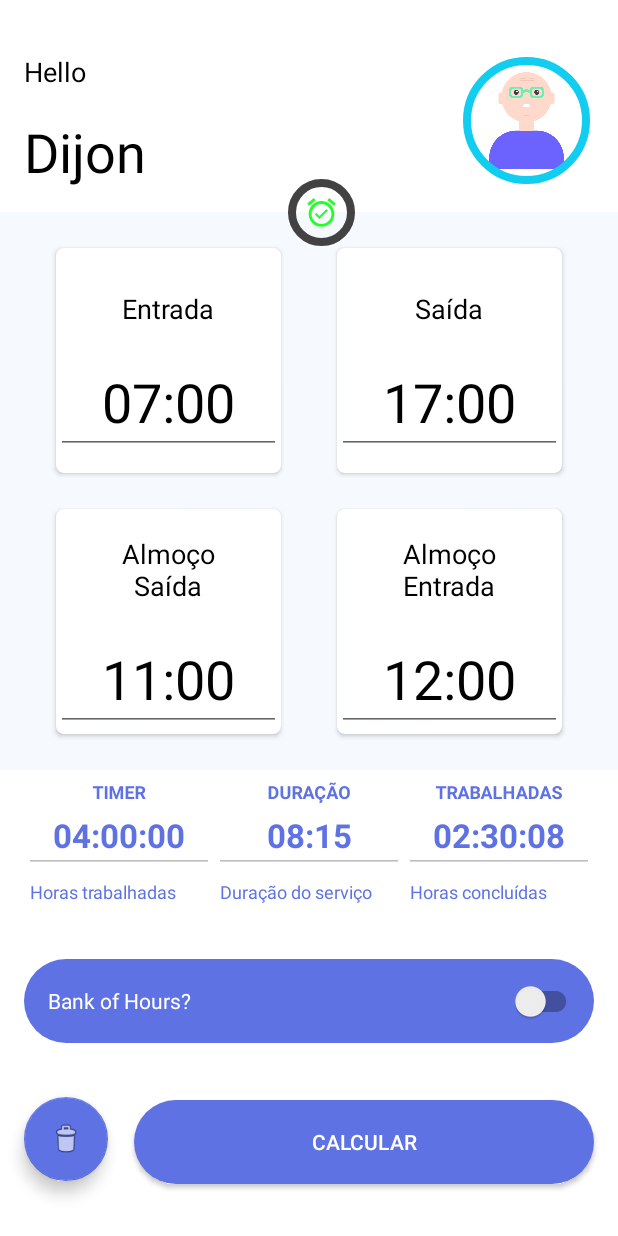
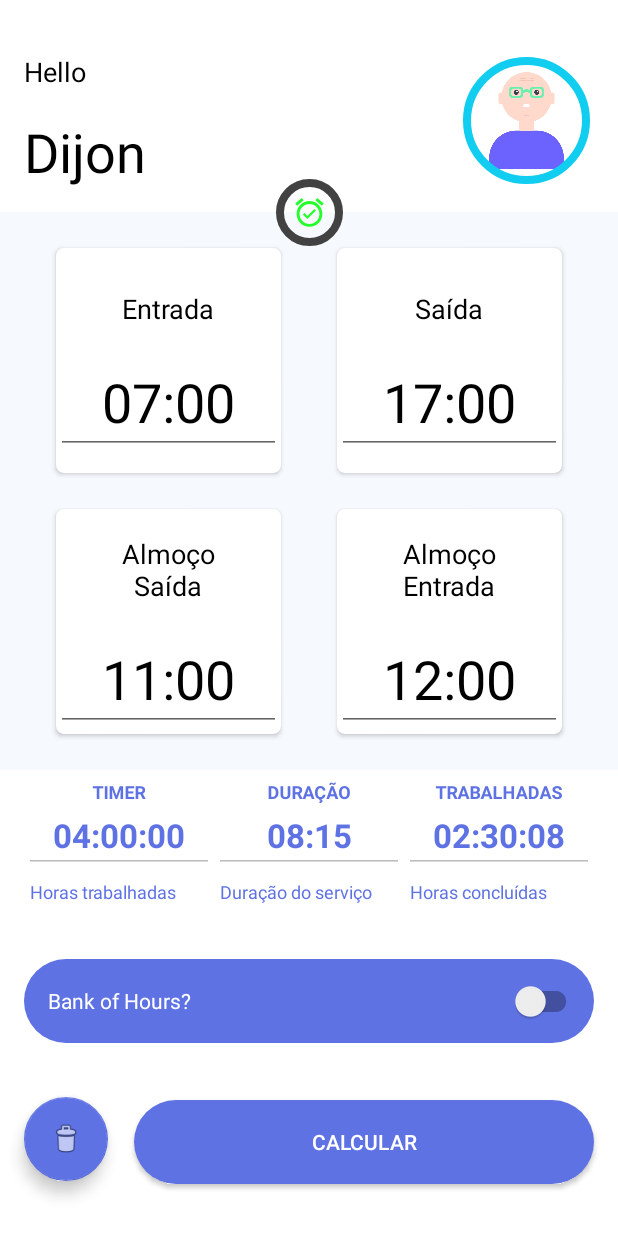
Before and after one commit to dijoncavalcante/vazare, an Android app: the screen it shows after launch (MainActivity), on a phone screen of 412 x 824 dp. Run offline under Robolectric (Android 15) with nearby library versions, the phone set to English and light mode, and no system bars.

Commit message:
chore: imageview updated aligment center. Removed margin start from style

```diff
--- a/app/src/main/res/layout/vazare_main.xml
+++ b/app/src/main/res/layout/vazare_main.xml
@@ -68,7 +68,6 @@
         app:layout_constraintBottom_toTopOf="@+id/fragment_home_hour"
         app:layout_constraintStart_toStartOf="parent"
         app:layout_constraintEnd_toEndOf="parent"
-        app:layout_constraintHorizontal_bias="0.5"
         app:layout_constraintTop_toTopOf="@+id/fragment_home_hour"
         app:shapeAppearanceOverlay="@style/Circular"
         app:strokeColor="@color/cardview_dark_background"
--- a/app/src/main/res/values/styles.xml
+++ b/app/src/main/res/values/styles.xml
@@ -46,7 +46,6 @@
     <style name="ImageViewShapeable" parent="">
         <item name="android:layout_width">90dp</item>
         <item name="android:layout_height">90dp</item>
-        <item name="android:layout_marginStart">16dp</item>
         <item name="android:padding">5dp</item>
         <item name="android:adjustViewBounds">true</item>
     </style>
```
